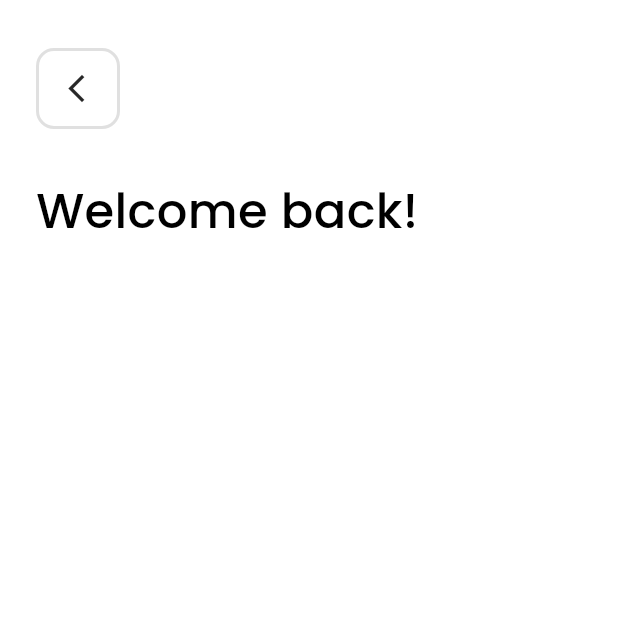
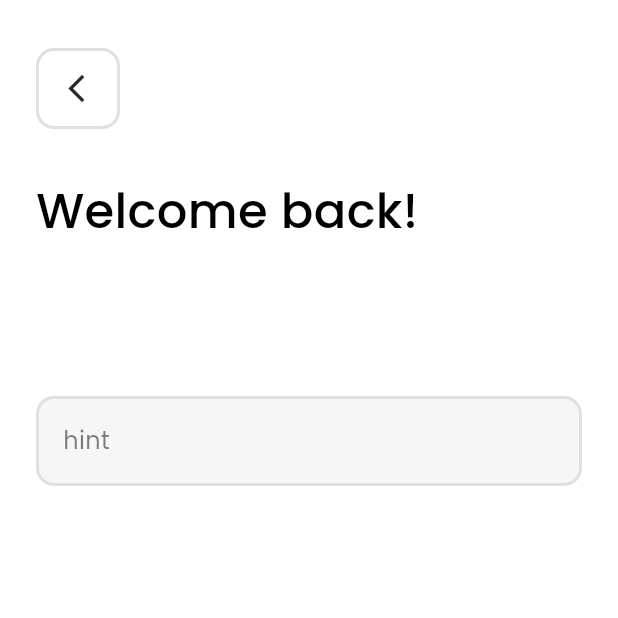
Before and after one commit to L-Mosca/movie_spot, a Flutter app: the screen it shows after launch, after a tap on "Login", on a phone screen of 412 x 824 dp, the top half of it. Run offline on Flutter 3.47's test engine with Material 3 defaults, Android fonts, the light colour scheme and no system bars; our stand-ins replace equatable, flutter_bloc.

Commit message:
Feature: Create base text field design.

```diff
--- a/lib/ui/screens/login/sign_in/sign_in_page.dart
+++ b/lib/ui/screens/login/sign_in/sign_in_page.dart
@@ -5,6 +5,7 @@ import 'package:movie_spot/ui/screens/login/bloc/login_bloc.dart';
 import 'package:movie_spot/ui/screens/login/sign_in/bloc/sign_in_bloc.dart';
 import 'package:movie_spot/ui/screens/login/sign_in/widgets/sign_in_back_button.dart';
 import 'package:movie_spot/ui/screens/login/sign_in/widgets/sign_in_title.dart';
+import 'package:movie_spot/ui/system_design/ms_text_field.dart';
 import 'package:movie_spot/utils/constants/sizes.dart';
 
 import 'bloc/sign_in_state.dart';
@@ -31,9 +32,13 @@ class SignInPage extends StatelessWidget {
         child: Column(
           children: [
             SignInBackButton(onPressed: _back(bloc, context)),
-            const Expanded(
+            Expanded(
               child: Column(
-                children: [SignInTitle()],
+                children: [
+                  const SignInTitle(),
+                  const SizedBox(height: 100),
+                  MsTextField(onTextChanged: (_) {}, hintText: 'hint')
+                ],
               ),
             )
           ],
--- /dev/null
+++ b/lib/ui/system_design/ms_default_shape_container.dart
@@ -0,0 +1,72 @@
+import 'package:flutter/material.dart';
+import 'package:movie_spot/app/providers/theme_provider.dart';
+import 'package:movie_spot/utils/constants/sizes.dart';
+
+import '../../utils/constants/app_colors.dart';
+
+class MsDefaultShapeContainer extends StatelessWidget {
+  const MsDefaultShapeContainer({
+    super.key,
+    required this.child,
+    this.containerLightColor,
+    this.containerDarkColor,
+    this.borderLightColor,
+    this.borderDarkColor,
+    this.borderRadius,
+    this.internalPadding,
+    this.borderWidth,
+  });
+
+  final Widget child;
+
+  final Color? containerLightColor;
+  final Color? containerDarkColor;
+
+  final Color? borderLightColor;
+  final Color? borderDarkColor;
+  final double? borderRadius;
+
+  final EdgeInsets? internalPadding;
+
+  final double? borderWidth;
+
+  @override
+  Widget build(BuildContext context) {
+    final isDark = context.isDarkMode();
+    return Container(
+      decoration: BoxDecoration(
+        color: _containerColor(isDark),
+        borderRadius: _borderRadius,
+        border: _border(isDark),
+      ),
+      child: Padding(padding: _padding, child: child),
+    );
+  }
+
+  EdgeInsets get _padding =>
+      internalPadding ??
+      const EdgeInsets.symmetric(
+        horizontal: AppSizes.lg,
+        vertical: AppSizes.sm,
+      );
+
+  BorderRadius get _borderRadius => BorderRadius.circular(
+        borderRadius ?? AppSizes.borderRadiusLg,
+      );
+
+  BoxBorder _border(bool isDark) {
+    return Border.all(color: _borderColor(isDark), width: borderWidth ?? 2);
+  }
+
+  Color _containerColor(bool isDark) {
+    if (isDark && containerDarkColor != null) return containerDarkColor!;
+    if (!isDark && containerLightColor != null) return containerLightColor!;
+    return isDark ? AppColors.darkContainer : AppColors.lightContainer;
+  }
+
+  Color _borderColor(bool isDark) {
+    if (isDark && borderDarkColor != null) return borderDarkColor!;
+    if (!isDark && borderLightColor != null) return borderLightColor!;
+    return (isDark) ? AppColors.darkGrey.withOpacity(0.4) : AppColors.grey;
+  }
+}
--- a/lib/ui/system_design/ms_elevated_button.dart
+++ b/lib/ui/system_design/ms_elevated_button.dart
@@ -2,10 +2,35 @@ import 'package:flutter/material.dart';
 import 'package:movie_spot/utils/constants/enums.dart';
 import 'package:movie_spot/utils/constants/sizes.dart';
 
+/// Default elevated button widget. Itá wrapped by a constrained box, and it's widget limited elevated button width.
+///
+/// [onPressed] - Button onPressed callback
+///
+/// [padding] - Button internal padding
+///
+/// [width] - Button width
+///
+/// [height] - Button height
+///
+/// [buttonMaxWidth] - Enum that's define button max width
+///
+/// [borderRadius] - Button border radius
+///
+/// [background] - Button background color
+///
+/// [borderColor] - Button border color
+///
+/// [text] - Button center text
+///
+/// [fontSize] - Button text size
+///
+/// [fontColor] - Button text color
+///
+/// [fontWeight] - Button text weight
 class MsElevatedButton extends StatelessWidget {
   const MsElevatedButton({
     super.key,
-    required this.text,
+    // Button general setup and design
     required this.onPressed,
     this.padding,
     this.width,
@@ -14,22 +39,26 @@ class MsElevatedButton extends StatelessWidget {
     this.borderRadius,
     this.background,
     this.borderColor,
+
+    // Elevated Button text setup
+    required this.text,
     this.fontSize,
     this.fontColor,
     this.fontWeight,
   });
 
-  final String text;
+  // Button general setup and design
   final void Function() onPressed;
   final EdgeInsets? padding;
   final double? width;
   final double? height;
   final ButtonMaxWidth? buttonMaxWidth;
-
   final double? borderRadius;
   final Color? background;
   final Color? borderColor;
 
+  // Elevated Button text setup
+  final String text;
   final double? fontSize;
   final Color? fontColor;
   final FontWeight? fontWeight;
--- /dev/null
+++ b/lib/ui/system_design/ms_text_field.dart
@@ -0,0 +1,244 @@
+import 'package:flutter/material.dart';
+import 'package:movie_spot/app/providers/theme_provider.dart';
+import 'package:movie_spot/ui/system_design/ms_default_shape_container.dart';
+import 'package:movie_spot/utils/constants/app_colors.dart';
+import 'package:movie_spot/utils/constants/sizes.dart';
+
+/// Base text field widget.
+///
+/// This widget it's wrapped by a MsDefaultShapeContainer.
+/// This is a default container to mold widgets like a text field.
+///
+/// [onTextChanged] - Callback when change text field text
+///
+/// [maxLines] - Max lines
+///
+/// [maxLength] - Max text length
+///
+/// [keyboardType] - Text field keyboard type
+///
+/// [inputAction] - Keyboard action button
+///
+/// [onEditingComplete] - Callback when select keyboard action button
+///
+/// [passwordField] - Define if it's a password text field (show eye icon and switch font to '*')
+///
+/// [fontWeight] - Text field font weight
+///
+/// [fontLightColor] - Text field light font color
+///
+/// [fontDarkColor] - Text field dark font color
+///
+/// [fontSize] - Text field font size
+///
+/// [hintLightColor] - Text field hint light color
+///
+/// [hintDarkColor] - Text field hint dark color
+///
+/// [hintText] - Text field hint text
+///
+/// [borderLightColor] - Text field container border light color
+///
+/// [borderDarkColor] - Text field container border dark color
+///
+/// [backgroundLightColor] Text field container light color
+///
+/// [backgroundLightColor] Text field container dark color
+///
+/// [borderWidth] - Text field container border width
+///
+/// [borderRadius] - Text field container border radius
+///
+/// [internalPadding] - Text field container internal padding
+
+class MsTextField extends StatefulWidget {
+  const MsTextField({
+    super.key,
+    // General Text Field Setup
+    this.onTextChanged,
+    this.maxLines,
+    this.maxLength,
+    this.keyboardType,
+    this.inputAction,
+    this.onEditingComplete,
+    this.passwordField,
+
+    // Font and Hint Setup
+    this.fontWeight,
+    this.fontLightColor,
+    this.fontDarkColor,
+    this.fontSize,
+    this.hintLightColor,
+    this.hintDarkColor,
+    required this.hintText,
+
+    // Text Field Container Color
+    this.borderLightColor,
+    this.borderDarkColor,
+    this.backgroundLightColor,
+    this.backgroundDarkColor,
+    this.borderWidth,
+    this.borderRadius,
+    this.internalPadding,
+  });
+
+  // General Text Field Setup
+  final ValueChanged<String>? onTextChanged;
+  final int? maxLines;
+  final int? maxLength;
+  final TextInputType? keyboardType;
+  final TextInputAction? inputAction;
+  final VoidCallback? onEditingComplete;
+  final bool? passwordField;
+
+  // Font and Hint Setup
+  final FontWeight? fontWeight;
+  final Color? fontLightColor;
+  final Color? fontDarkColor;
+  final double? fontSize;
+  final Color? hintLightColor;
+  final Color? hintDarkColor;
+  final String hintText;
+
+  // Text Field Container Color
+  final Color? borderLightColor;
+  final Color? borderDarkColor;
+  final Color? backgroundLightColor;
+  final Color? backgroundDarkColor;
+  final double? borderWidth;
+  final double? borderRadius;
+  final EdgeInsets? internalPadding;
+
+  @override
+  State<MsTextField> createState() => _MsTextFieldState();
+}
+
+class _MsTextFieldState extends State<MsTextField> {
+  final TextEditingController _controller = TextEditingController();
+  final FocusNode _focusNode = FocusNode();
+  bool _obscureText = true;
+  late bool passwordField;
+
+  @override
+  void initState() {
+    super.initState();
+    passwordField = widget.passwordField ?? false;
+  }
+
+  @override
+  void dispose() {
+    _controller.dispose();
+    _focusNode.dispose();
+    super.dispose();
+  }
+
+  @override
+  Widget build(BuildContext context) {
+    final isDark = context.isDarkMode();
+
+    return MsDefaultShapeContainer(
+      borderDarkColor: widget.borderDarkColor,
+      borderLightColor: widget.borderLightColor,
+      containerDarkColor: widget.backgroundDarkColor,
+      containerLightColor: widget.backgroundLightColor,
+      borderWidth: widget.borderWidth,
+      borderRadius: widget.borderRadius,
+      internalPadding: _padding,
+      child: Row(
+        children: [
+          Expanded(
+            child: TextField(
+              focusNode: _focusNode,
+              controller: _controller,
+              style: _fontStyle,
+              decoration: _hintStyle,
+              onChanged: _onTextChanged,
+              maxLines: widget.maxLines ?? 1,
+              maxLength: widget.maxLength,
+              keyboardType: _keyboardType,
+              textInputAction: widget.inputAction ?? TextInputAction.next,
+              obscureText: passwordField ? _obscureText : false,
+            ),
+          ),
+          if (passwordField) _eyeIcon(isDark)
+        ],
+      ),
+    );
+  }
+
+  TextInputType? get _keyboardType {
+    if (passwordField) return TextInputType.visiblePassword;
+    return widget.keyboardType;
+  }
+
+  EdgeInsets get _padding =>
+      widget.internalPadding ??
+      const EdgeInsets.only(
+        top: AppSizes.xs,
+        bottom: AppSizes.xs,
+        left: AppSizes.md,
+        right: AppSizes.xs,
+      );
+
+  Widget _eyeIcon(bool isDark) {
+    return IconButton(
+      onPressed: _switchObscure(),
+      icon: Icon(
+        _obscureText ? Icons.visibility : Icons.visibility_off,
+        color: eyeColor(isDark),
+      ),
+    );
+  }
+
+  Color eyeColor(bool isDark) {
+    return isDark
+        ? AppColors.light.withOpacity(0.5)
+        : AppColors.dark.withOpacity(0.5);
+  }
+
+  void Function() _switchObscure() => () {
+        setState(() => _obscureText = !_obscureText);
+      };
+
+  TextStyle? get _fontStyle => Theme.of(context).textTheme.bodyMedium?.copyWith(
+        fontWeight: widget.fontWeight,
+        color: _textColor(context.isDarkMode()),
+        fontSize: widget.fontSize ?? 16.0,
+      );
+
+  InputDecoration get _hintStyle => InputDecoration(
+        border: InputBorder.none,
+        hintText: widget.hintText,
+        labelStyle: _labelTextStyle,
+        hintStyle: _labelTextStyle,
+        counter: const Offstage(),
+      );
+
+  TextStyle? get _labelTextStyle =>
+      Theme.of(context).textTheme.bodyMedium?.copyWith(
+            color: _hintColor(context.isDarkMode()),
+            fontWeight: FontWeight.w400,
+            fontSize: widget.fontSize ?? 16.0,
+          );
+
+  void _onTextChanged(String text) {
+    setState(() {
+      _controller.text = text;
+      if (widget.onTextChanged != null) widget.onTextChanged!(text);
+    });
+  }
+
+  Color? _textColor(bool isDark) {
+    if (isDark && widget.fontDarkColor != null) return widget.fontDarkColor;
+    if (!isDark && widget.fontLightColor != null) return widget.fontLightColor;
+    return isDark ? AppColors.light : AppColors.dark;
+  }
+
+  Color? _hintColor(bool isDark) {
+    if (isDark && widget.hintDarkColor != null) return widget.hintDarkColor;
+    if (!isDark && widget.hintLightColor != null) return widget.hintLightColor;
+    return isDark
+        ? AppColors.light.withOpacity(0.6)
+        : AppColors.dark.withOpacity(0.6);
+  }
+}
--- a/lib/utils/theme/custom_themes/text_field_theme.dart
+++ b/lib/utils/theme/custom_themes/text_field_theme.dart
@@ -14,26 +14,11 @@ class MTextFieldTheme {
     errorStyle: const TextStyle().copyWith(fontStyle: FontStyle.normal),
     floatingLabelStyle:
         const TextStyle().copyWith(color: Colors.black.withOpacity(0.8)),
-    border: const OutlineInputBorder().copyWith(
-      borderRadius: BorderRadius.circular(14),
-      borderSide: const BorderSide(width: 1, color: Colors.grey),
-    ),
-    enabledBorder: const OutlineInputBorder().copyWith(
-      borderRadius: BorderRadius.circular(14),
-      borderSide: const BorderSide(width: 1, color: Colors.grey),
-    ),
-    focusedBorder: const OutlineInputBorder().copyWith(
-      borderRadius: BorderRadius.circular(14),
-      borderSide: const BorderSide(width: 1, color: Colors.black12),
-    ),
-    errorBorder: const OutlineInputBorder().copyWith(
-      borderRadius: BorderRadius.circular(14),
-      borderSide: const BorderSide(width: 1, color: Colors.red),
-    ),
-    focusedErrorBorder: const OutlineInputBorder().copyWith(
-      borderRadius: BorderRadius.circular(14),
-      borderSide: const BorderSide(width: 1, color: Colors.orange),
-    ),
+    border: InputBorder.none,
+    enabledBorder: InputBorder.none,
+    focusedBorder: InputBorder.none,
+    errorBorder: InputBorder.none,
+    focusedErrorBorder: InputBorder.none,
   );
 
   /// -- Customizable Dark Text Field Theme
@@ -45,26 +30,11 @@ class MTextFieldTheme {
     hintStyle: const TextStyle().copyWith(fontSize: 14, color: Colors.white),
     errorStyle: const TextStyle().copyWith(fontStyle: FontStyle.normal),
     floatingLabelStyle:
-    const TextStyle().copyWith(color: Colors.white.withOpacity(0.8)),
-    border: const OutlineInputBorder().copyWith(
-      borderRadius: BorderRadius.circular(14),
-      borderSide: const BorderSide(width: 1, color: Colors.grey),
-    ),
-    enabledBorder: const OutlineInputBorder().copyWith(
-      borderRadius: BorderRadius.circular(14),
-      borderSide: const BorderSide(width: 1, color: Colors.grey),
-    ),
-    focusedBorder: const OutlineInputBorder().copyWith(
-      borderRadius: BorderRadius.circular(14),
-      borderSide: const BorderSide(width: 1, color: Colors.white),
-    ),
-    errorBorder: const OutlineInputBorder().copyWith(
-      borderRadius: BorderRadius.circular(14),
-      borderSide: const BorderSide(width: 1, color: Colors.red),
-    ),
-    focusedErrorBorder: const OutlineInputBorder().copyWith(
-      borderRadius: BorderRadius.circular(14),
-      borderSide: const BorderSide(width: 1, color: Colors.orange),
-    ),
+        const TextStyle().copyWith(color: Colors.white.withOpacity(0.8)),
+    border: InputBorder.none,
+    enabledBorder: InputBorder.none,
+    focusedBorder: InputBorder.none,
+    errorBorder: InputBorder.none,
+    focusedErrorBorder: InputBorder.none,
   );
 }
```
Also changed, not shown: lib/ui/system_design/ms_back_button.dart (+25 -4 lines), lib/ui/system_design/ms_text.dart (+21 -3 lines).
